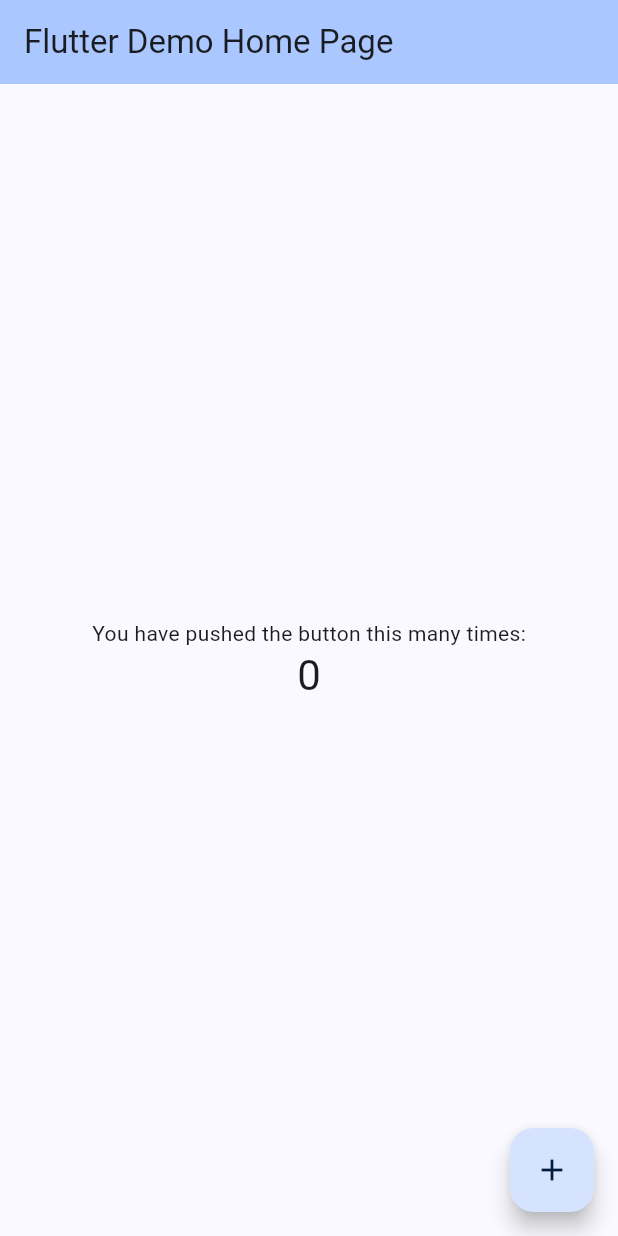
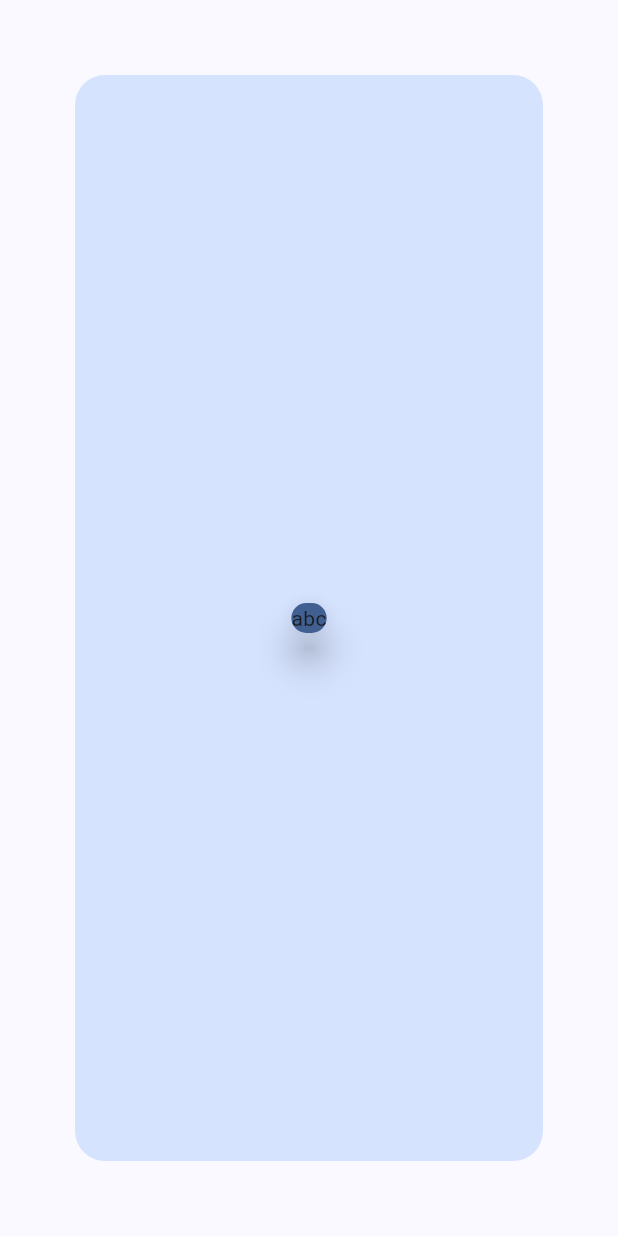
Before and after one commit to dhruvpatidar359/SuperFiles, a Flutter app: the screen it shows after launch, on a phone screen of 412 x 824 dp. Run offline on Flutter 3.47's test engine with Material 3 defaults, Android fonts, the phone set to English and light mode, and no system bars; our stand-ins replace file_picker, google_fonts, google_generative_ai; Roboto replaces fonts that are missing (Ubuntu).

```diff
--- /dev/null
+++ b/lib/file_classifier_selector_screen.dart
@@ -0,0 +1,35 @@
+import 'package:flutter/material.dart';
+
+class FileClassifierSelectorScreen extends StatefulWidget {
+  const FileClassifierSelectorScreen({super.key});
+
+  @override
+  State<FileClassifierSelectorScreen> createState() => _FileClassifierSelectorScreenState();
+}
+
+class _FileClassifierSelectorScreenState extends State<FileClassifierSelectorScreen> {
+  @override
+  Widget build(BuildContext context) {
+    return Scaffold(
+      body: Padding(
+        padding: const EdgeInsets.all(50),
+        child: Container(
+          decoration: BoxDecoration(
+            borderRadius: const BorderRadius.all(Radius.circular(20)),
+            color: Theme.of(context).colorScheme.primaryContainer,
+          ),
+
+          height: double.infinity,
+          width: double.infinity,
+          child: Center(
+            child: Card(
+              elevation: 10,
+              color: Theme.of(context).colorScheme.primary,
+              child:Expanded(child:Text("abc")),
+            ),
+          ),
+        ),
+      ),
+    );
+  }
+}
--- a/lib/main.dart
+++ b/lib/main.dart
@@ -1,4 +1,5 @@
 import 'package:flutter/material.dart';
+import 'package:superfiles/file_classifier_selector_screen.dart';
 import 'util.dart';
 import 'theme.dart';
 
@@ -21,10 +22,11 @@ class MyApp extends StatelessWidget {
     TextTheme textTheme = createTextTheme(context, "Ubuntu", "Ubuntu");
 
     MaterialTheme theme = MaterialTheme(textTheme);
-    return MaterialApp(
+    return
+      MaterialApp(
       title: 'Flutter Demo',
       theme: brightness == Brightness.light ? theme.light() : theme.dark(),
-      home: const MyHomePage(title: 'Flutter Demo Home Page'),
+      home: FileClassifierSelectorScreen(),
     );
   }
 }
--- a/pubspec.yaml
+++ b/pubspec.yaml
@@ -36,6 +36,9 @@ dependencies:
   # Use with the CupertinoIcons class for iOS style icons.
   cupertino_icons: ^1.0.8
   google_fonts: ^6.2.1
+  google_generative_ai: ^0.4.6
+  file_picker: ^8.1.2
+  path_provider: ^2.1.4
 
 dev_dependencies:
   flutter_test:
```
Also changed, not shown: lib/dart_server/loader.dart (added, +46 -0 lines), lib/dart_server/main_server.dart (added, +121 -0 lines), lib/dart_server/summarizer.dart (added, +59 -0 lines), lib/dart_server/tree_generator.dart (added, +72 -0 lines), pubspec.lock.
